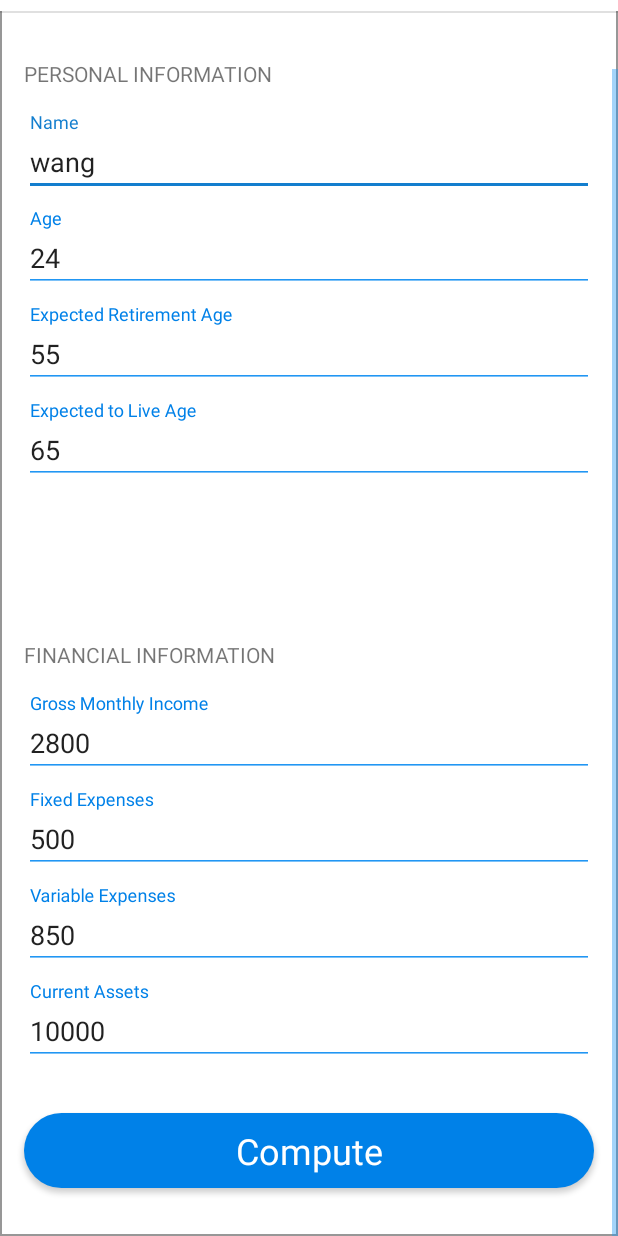
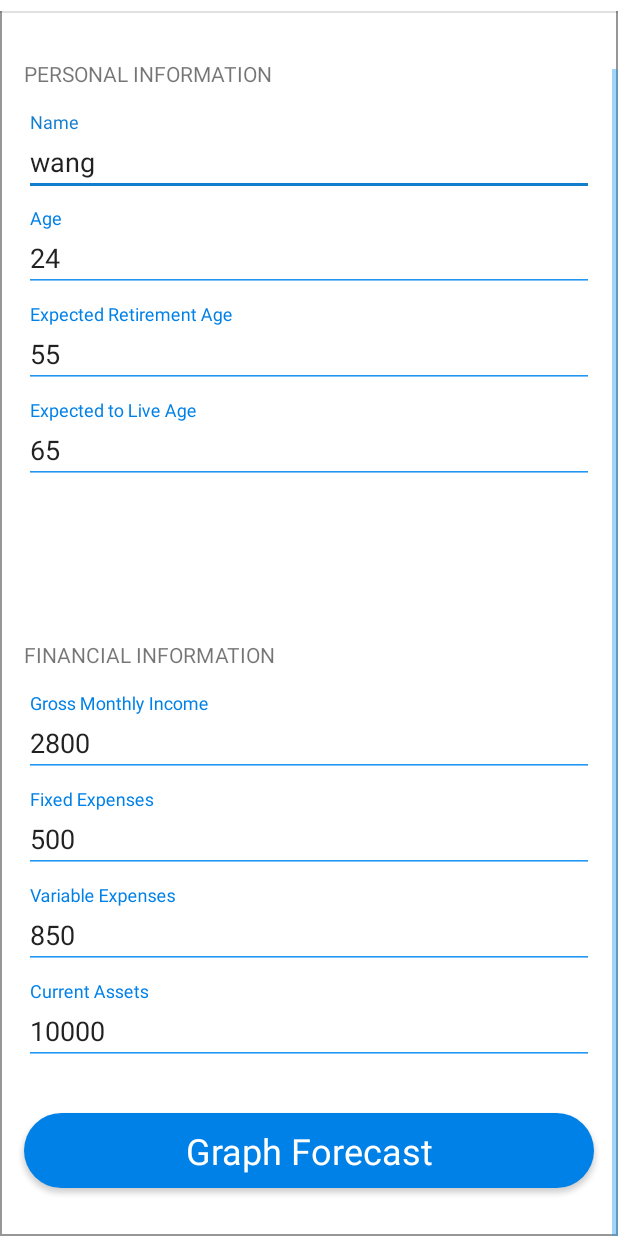
Before and after one commit to guowang94/Mobile-Application, an Android app: the screen it shows after launch (FormActivity), scrolled down 48 dp, on a phone screen of 412 x 824 dp. Run offline under Robolectric (Android 15) with nearby library versions, the light colour scheme and no system bars; libraries missing offline, so code that uses them is left out: co.ceryle.segmentedbutton; plain views replace SegmentedButton, SegmentedButtonGroup; 2 statements that could not run were skipped.

Commit message:
- Make the Graph Forecast button float to the top - Rename from Compute to Graph Forecast

```diff
--- a/app/src/main/res/layout/activity_form.xml
+++ b/app/src/main/res/layout/activity_form.xml
@@ -21,6 +21,15 @@
         <include
             android:id="@+id/toolbar"
             layout="@layout/form_toolbar_layout" />
+
+        <View
+            android:id="@+id/divider4"
+            android:layout_width="0dp"
+            android:layout_height="1dp"
+            android:background="?android:attr/listDivider"
+            app:layout_constraintEnd_toEndOf="parent"
+            app:layout_constraintStart_toStartOf="parent"
+            app:layout_constraintTop_toBottomOf="@+id/toolbar" />
 
         <TextView
             android:id="@+id/textView2"
@@ -283,22 +292,14 @@
             android:layout_marginStart="16dp"
             android:layout_marginTop="32dp"
             android:background="@drawable/compute_button"
-            android:text="@string/compute"
+            android:text="@string/graph_forecast"
             android:textAppearance="@style/landing_screen_compute"
             android:visibility="visible"
             app:layout_constraintBottom_toBottomOf="parent"
             app:layout_constraintEnd_toEndOf="parent"
             app:layout_constraintStart_toStartOf="parent"
-            app:layout_constraintTop_toBottomOf="@+id/current_assets_input_layout" />
-
-        <View
-            android:id="@+id/divider4"
-            android:layout_width="0dp"
-            android:layout_height="1dp"
-            android:background="?android:attr/listDivider"
-            app:layout_constraintEnd_toEndOf="parent"
-            app:layout_constraintStart_toStartOf="parent"
-            app:layout_constraintTop_toBottomOf="@+id/toolbar" />
+            app:layout_constraintTop_toBottomOf="@+id/current_assets_input_layout"
+            app:layout_constraintVertical_bias="0.0" />
 
     </android.support.constraint.ConstraintLayout>
 
--- a/app/src/main/res/values/strings.xml
+++ b/app/src/main/res/values/strings.xml
@@ -25,7 +25,7 @@
     <string name="variable_expenses">Variable Expenses</string>
     <string name="job_status">Job Status</string>
     <string name="current_assets">Current Assets</string>
-    <string name="compute">Compute</string>
+    <string name="graph_forecast">Graph Forecast</string>
 
     <!--Summary Detail Screen-->
     <string name="leftovers_balance">Leftovers Balance</string>
```
